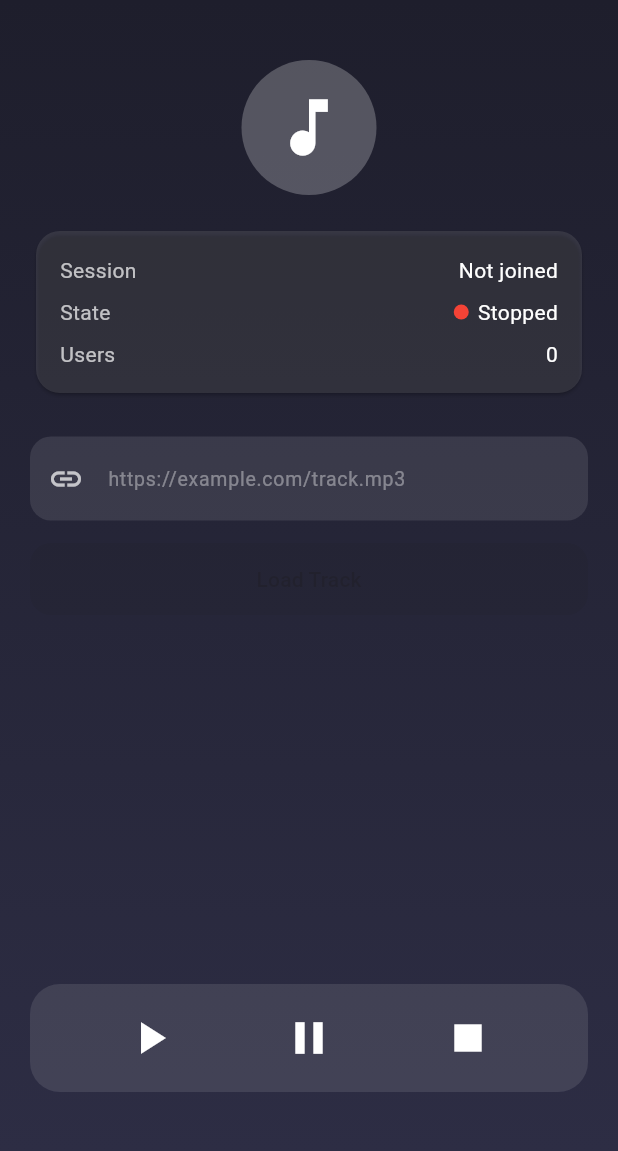
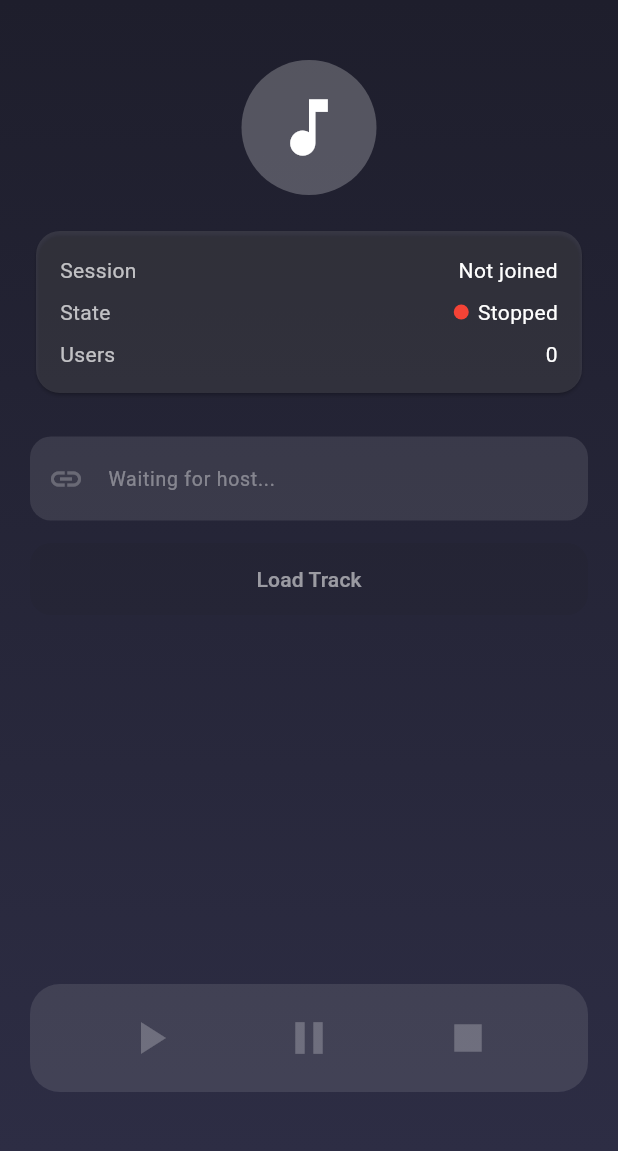
Before and after one commit to RuchirSharma038/Resonate, a Flutter app: the AudioPlay screen opened directly, on a phone screen of 412 x 824 dp, the part 84-1235 px from its top. Run offline on Flutter 3.47's test engine with Material 3 defaults, Android fonts, the phone set to English and light mode, and no system bars; our stand-ins replace firebase_auth, firebase_core, flutter_riverpod, just_audio, socket_io_client; accounts and stored records are empty; network calls fail; statements that could not run were skipped.

Commit message:
Added logic for host detection, improved UI, updated url check logic

```diff
--- a/frontend/resonate_app/lib/ui/audio_play.dart
+++ b/frontend/resonate_app/lib/ui/audio_play.dart
@@ -2,6 +2,7 @@ import 'package:flutter/material.dart';
 import 'package:flutter_riverpod/flutter_riverpod.dart';
 import 'package:resonate_app/providers/session_provider.dart';
 import 'package:resonate_app/providers/session_state.dart';
+import 'package:resonate_app/providers/auth_provider.dart';
 
 class AudioPlay extends ConsumerStatefulWidget {
   const AudioPlay({super.key});
@@ -11,14 +12,13 @@ class AudioPlay extends ConsumerStatefulWidget {
 }
 
 class _AudioPlayState extends ConsumerState<AudioPlay> {
-  final TextEditingController urlcontroller = TextEditingController();
+  final TextEditingController urlController = TextEditingController();
 
-  // ── local validation state ─────────────────────────────────────────────────
   String? _localUrlError;
 
   @override
   void dispose() {
-    urlcontroller.dispose();
+    urlController.dispose();
     super.dispose();
   }
 
@@ -44,13 +44,12 @@ class _AudioPlayState extends ConsumerState<AudioPlay> {
     }
   }
 
-  /// Client-side URL check — mirrors the notifier's _validateAudioUrl.
-  /// Runs on every keystroke so the user gets instant feedback.
+  /// Client-side URL check
   void _onUrlChanged(String value) {
     final trimmed = value.trim();
     setState(() {
       if (trimmed.isEmpty) {
-        _localUrlError = null; // don't nag on empty
+        _localUrlError = null;
         return;
       }
       final uri = Uri.tryParse(trimmed);
@@ -62,27 +61,13 @@ class _AudioPlayState extends ConsumerState<AudioPlay> {
         _localUrlError = "Must start with http:// or https://";
         return;
       }
-      const supported = [
-        '.mp3',
-        '.wav',
-        '.ogg',
-        '.flac',
-        '.aac',
-        '.m4a',
-        '.opus',
-        '.webm',
-      ];
-      final hasExt = supported.any((e) => uri.path.toLowerCase().contains(e));
-      if (!hasExt) {
-        _localUrlError = "Must be a direct link to an audio file";
-        return;
-      }
-      _localUrlError = null; // all good
+
+      _localUrlError = null;
     });
   }
 
   void _loadTrack(BuildContext context) {
-    final url = urlcontroller.text.trim();
+    final url = urlController.text.trim();
     if (url.isEmpty) return;
     if (_localUrlError != null) {
       ScaffoldMessenger.of(context).showSnackBar(
@@ -99,9 +84,12 @@ class _AudioPlayState extends ConsumerState<AudioPlay> {
   @override
   Widget build(BuildContext context) {
     final session = ref.watch(sessionProvider);
+    final myUserId = ref.watch(myUserIdProvider);
     final hasSession = session.sessionId.isNotEmpty;
 
-    // Show server-side errors from state (e.g. validation rejection)
+    final isHost =
+        hasSession && myUserId.isNotEmpty && session.hostId == myUserId;
+
     ref.listen(sessionProvider, (prev, next) {
       if (next.error != null && prev?.error != next.error) {
         ScaffoldMessenger.of(context).showSnackBar(
@@ -119,7 +107,6 @@ class _AudioPlayState extends ConsumerState<AudioPlay> {
         centerTitle: true,
         elevation: 0,
         actions: [
-          // Leave session button
           if (hasSession)
             IconButton(
               icon: const Icon(Icons.exit_to_app),
@@ -139,6 +126,11 @@ class _AudioPlayState extends ConsumerState<AudioPlay> {
             end: Alignment.bottomCenter,
           ),
         ),
+
+        child: CustomScrollView(
+          slivers: [
+            SliverFillRemaining(
+              hasScrollBody: false,
               child: Padding(
                 padding: const EdgeInsets.all(20),
                 child: Column(
@@ -149,7 +141,11 @@ class _AudioPlayState extends ConsumerState<AudioPlay> {
                     const CircleAvatar(
                       radius: 45,
                       backgroundColor: Colors.white24,
-                child: Icon(Icons.music_note, size: 50, color: Colors.white),
+                      child: Icon(
+                        Icons.music_note,
+                        size: 50,
+                        color: Colors.white,
+                      ),
                     ),
 
                     const SizedBox(height: 20),
@@ -171,6 +167,19 @@ class _AudioPlayState extends ConsumerState<AudioPlay> {
                                   : session.sessionId,
                             ),
                             const SizedBox(height: 8),
+                            if (hasSession) ...[
+                              _infoRow(
+                                "Role",
+                                isHost ? "Host" : "Listener",
+                                valueStyle: TextStyle(
+                                  color: isHost
+                                      ? Colors.greenAccent
+                                      : Colors.white70,
+                                  fontWeight: FontWeight.bold,
+                                ),
+                              ),
+                              const SizedBox(height: 8),
+                            ],
                             Row(
                               mainAxisAlignment: MainAxisAlignment.spaceBetween,
                               children: [
@@ -184,21 +193,28 @@ class _AudioPlayState extends ConsumerState<AudioPlay> {
                                       width: 10,
                                       height: 10,
                                       decoration: BoxDecoration(
-                                  color: _statusColor(session.playbackState),
+                                        color: _statusColor(
+                                          session.playbackState,
+                                        ),
                                         shape: BoxShape.circle,
                                       ),
                                     ),
                                     const SizedBox(width: 6),
                                     Text(
                                       _statusLabel(session.playbackState),
-                                style: const TextStyle(color: Colors.white),
+                                      style: const TextStyle(
+                                        color: Colors.white,
+                                      ),
                                     ),
                                   ],
                                 ),
                               ],
                             ),
                             const SizedBox(height: 8),
-                      _infoRow("Users", session.participants.length.toString()),
+                            _infoRow(
+                              "Users",
+                              session.participants.length.toString(),
+                            ),
                             if (session.url != null) ...[
                               const SizedBox(height: 8),
                               _infoRow(
@@ -207,7 +223,6 @@ class _AudioPlayState extends ConsumerState<AudioPlay> {
                                 valueStyle: const TextStyle(
                                   color: Colors.white70,
                                   fontSize: 11,
-                            overflow: TextOverflow.ellipsis,
                                 ),
                               ),
                             ],
@@ -219,20 +234,36 @@ class _AudioPlayState extends ConsumerState<AudioPlay> {
                     const SizedBox(height: 25),
 
                     // URL INPUT
-              TextField(
-                controller: urlcontroller,
+                    GestureDetector(
+                      behavior: HitTestBehavior.opaque,
+                      onTap: isHost
+                          ? null
+                          : () => _handleHostAction(isHost, () {}),
+                      child: AbsorbPointer(
+                        absorbing: !isHost,
+                        child: TextField(
+                          controller: urlController,
                           onChanged: _onUrlChanged,
-                style: const TextStyle(color: Colors.white),
+                          enabled: isHost,
+                          style: TextStyle(
+                            color: isHost ? Colors.white : Colors.white38,
+                          ),
                           decoration: InputDecoration(
-                  hintText: 'https://example.com/track.mp3',
+                            hintText: isHost
+                                ? 'https://example.com/track.mp3'
+                                : 'Waiting for host...',
                             hintStyle: const TextStyle(
                               color: Colors.white38,
                               fontSize: 13,
                             ),
-                  prefixIcon: const Icon(Icons.link, color: Colors.white70),
-                  // Show inline validation error in real-time
+                            prefixIcon: Icon(
+                              Icons.link,
+                              color: isHost ? Colors.white70 : Colors.white24,
+                            ),
                             errorText: _localUrlError,
-                  errorStyle: const TextStyle(color: Colors.orangeAccent),
+                            errorStyle: const TextStyle(
+                              color: Colors.orangeAccent,
+                            ),
                             filled: true,
                             fillColor: Colors.white10,
                             border: OutlineInputBorder(
@@ -244,6 +275,8 @@ class _AudioPlayState extends ConsumerState<AudioPlay> {
                               borderSide: _localUrlError != null
                                   ? const BorderSide(color: Colors.orangeAccent)
                                   : BorderSide.none,
+                            ),
+                          ),
                         ),
                       ),
                     ),
@@ -259,19 +292,31 @@ class _AudioPlayState extends ConsumerState<AudioPlay> {
                           shape: RoundedRectangleBorder(
                             borderRadius: BorderRadius.circular(14),
                           ),
-                    // Grey out if not in session or local validation failed
-                    backgroundColor: (hasSession && _localUrlError == null)
-                        ? null
+                          backgroundColor:
+                              (hasSession &&
+                                  isHost &&
+                                  _localUrlError == null &&
+                                  urlController.text.trim().isNotEmpty)
+                              ? Colors.deepPurpleAccent
                               : Colors.white24,
                         ),
-                  onPressed: (hasSession && _localUrlError == null)
-                      ? () => _loadTrack(context)
+                        onPressed: hasSession
+                            ? () => _handleHostAction(isHost, () {
+                                if (_localUrlError == null) _loadTrack(context);
+                              })
                             : null,
-                  child: const Text("Load Track"),
+                        child: Text(
+                          "Load Track",
+                          style: TextStyle(
+                            color: (hasSession && isHost)
+                                ? Colors.white
+                                : Colors.white54,
+                          ),
+                        ),
                       ),
                     ),
 
-              const Spacer(),
+                    const Expanded(child: SizedBox(height: 20)),
 
                     // PLAYBACK CONTROLS
                     Container(
@@ -286,26 +331,55 @@ class _AudioPlayState extends ConsumerState<AudioPlay> {
                           IconButton(
                             iconSize: 36,
                             tooltip: "Play",
-                      icon: const Icon(Icons.play_arrow, color: Colors.white),
+                            icon: Icon(
+                              Icons.play_arrow,
+                              color: (hasSession && isHost)
+                                  ? Colors.white
+                                  : Colors.white24,
+                            ),
                             onPressed: hasSession
-                          ? () => ref.read(sessionProvider.notifier).play()
+                                ? () => _handleHostAction(
+                                    isHost,
+                                    () => ref
+                                        .read(sessionProvider.notifier)
+                                        .play(),
+                                  )
                                 : null,
                           ),
                           IconButton(
                             iconSize: 36,
                             tooltip: "Pause",
-                      icon: const Icon(Icons.pause, color: Colors.white),
+                            icon: Icon(
+                              Icons.pause,
+                              color: (hasSession && isHost)
+                                  ? Colors.white
+                                  : Colors.white24,
+                            ),
                             onPressed: hasSession
-                          ? () => ref.read(sessionProvider.notifier).pause()
+                                ? () => _handleHostAction(
+                                    isHost,
+                                    () => ref
+                                        .read(sessionProvider.notifier)
+                                        .pause(),
+                                  )
                                 : null,
                           ),
                           IconButton(
                             iconSize: 36,
                             tooltip: "Stop",
-                      icon: const Icon(Icons.stop, color: Colors.white),
-                      // Stop button is always accessible when in a session
+                            icon: Icon(
+                              Icons.stop,
+                              color: (hasSession && isHost)
+                                  ? Colors.white
+                                  : Colors.white24,
+                            ),
                             onPressed: hasSession
-                          ? () => ref.read(sessionProvider.notifier).stop()
+                                ? () => _handleHostAction(
+                                    isHost,
+                                    () => ref
+                                        .read(sessionProvider.notifier)
+                                        .stop(),
+                                  )
                                 : null,
                           ),
                         ],
@@ -317,22 +391,43 @@ class _AudioPlayState extends ConsumerState<AudioPlay> {
                 ),
               ),
             ),
+          ],
+        ),
+      ),
     );
   }
 
   Widget _infoRow(String label, String value, {TextStyle? valueStyle}) {
     return Row(
-      mainAxisAlignment: MainAxisAlignment.spaceBetween,
+      crossAxisAlignment: CrossAxisAlignment.start,
       children: [
         Text(label, style: const TextStyle(color: Colors.white70)),
-        Flexible(
+        const SizedBox(width: 16),
+        Expanded(
           child: Text(
             value,
             style: valueStyle ?? const TextStyle(color: Colors.white),
             overflow: TextOverflow.ellipsis,
+            textAlign: TextAlign.right,
           ),
         ),
       ],
     );
   }
+
+  void _handleHostAction(bool isHost, VoidCallback hostAction) {
+    if (isHost) {
+      hostAction();
+    } else {
+      ScaffoldMessenger.of(context).clearSnackBars();
+      ScaffoldMessenger.of(context).showSnackBar(
+        const SnackBar(
+          content: Text("Only the host can perform this action."),
+          backgroundColor: Colors.orangeAccent,
+          duration: Duration(seconds: 2),
+          behavior: SnackBarBehavior.floating,
+        ),
+      );
     }
+  }
+}
```
Lines whose indentation alone changed are shown as unchanged.
